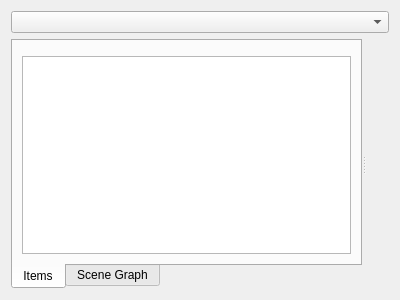
Qt form plugins/quickinspector/quickinspectorwidget.ui (KDAB/GammaRay) before a commit.
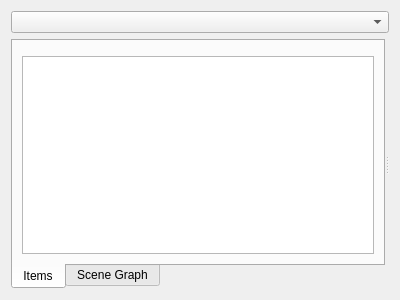
The same form after that commit. Custom widgets are drawn as their Qt base class.

Commit message: Fix margins of propertywidget in quickinspector.

The edit to the form file:
```diff
--- a/plugins/quickinspector/quickinspectorwidget.ui
+++ b/plugins/quickinspector/quickinspectorwidget.ui
@@ -69,6 +69,9 @@
      <widget class="QStackedWidget" name="stackedWidget">
       <widget class="QWidget" name="page_13">
        <layout class="QVBoxLayout" name="verticalLayout_3">
+        <property name="margin">
+         <number>0</number>
+        </property>
         <item>
          <widget class="GammaRay::PropertyWidget" name="itemPropertyWidget" native="true"/>
         </item>
@@ -76,6 +79,9 @@
       </widget>
       <widget class="QWidget" name="page_14">
        <layout class="QVBoxLayout" name="verticalLayout_4">
+        <property name="margin">
+         <number>0</number>
+        </property>
         <item>
          <widget class="GammaRay::PropertyWidget" name="sgPropertyWidget" native="true"/>
         </item>
```
